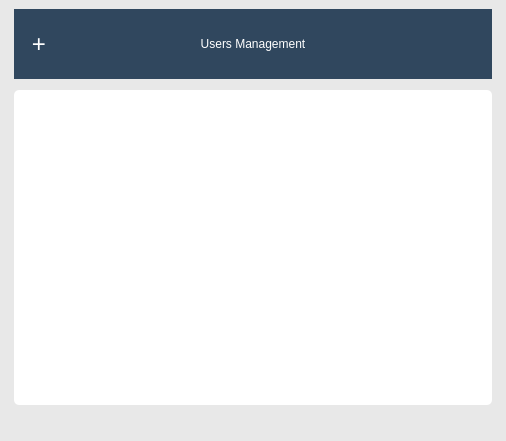
This is main.ui in MaryamBoneh/Users-Management as Qt 5 draws it before an edit. The edited form follows.
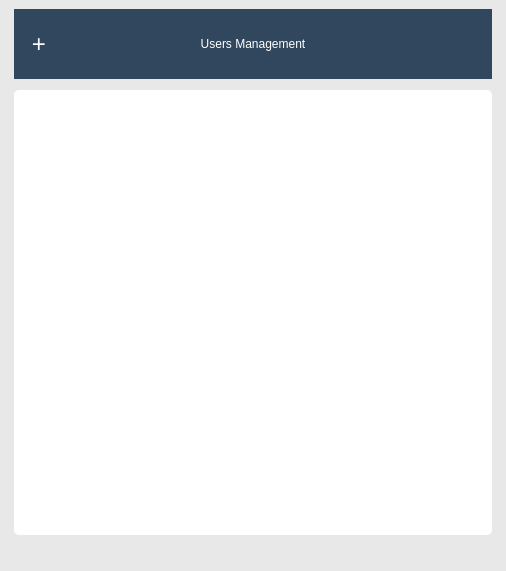
This is the edited form.

What changed in the file:
```diff
--- a/main.ui
+++ b/main.ui
@@ -7,7 +7,7 @@
     <x>0</x>
     <y>0</y>
     <width>506</width>
-    <height>441</height>
+    <height>571</height>
    </rect>
   </property>
   <property name="windowTitle">
@@ -124,7 +124,7 @@
            <x>0</x>
            <y>0</y>
            <width>476</width>
-           <height>311</height>
+           <height>441</height>
           </rect>
          </property>
          <layout class="QGridLayout" name="gridLayout">
```
